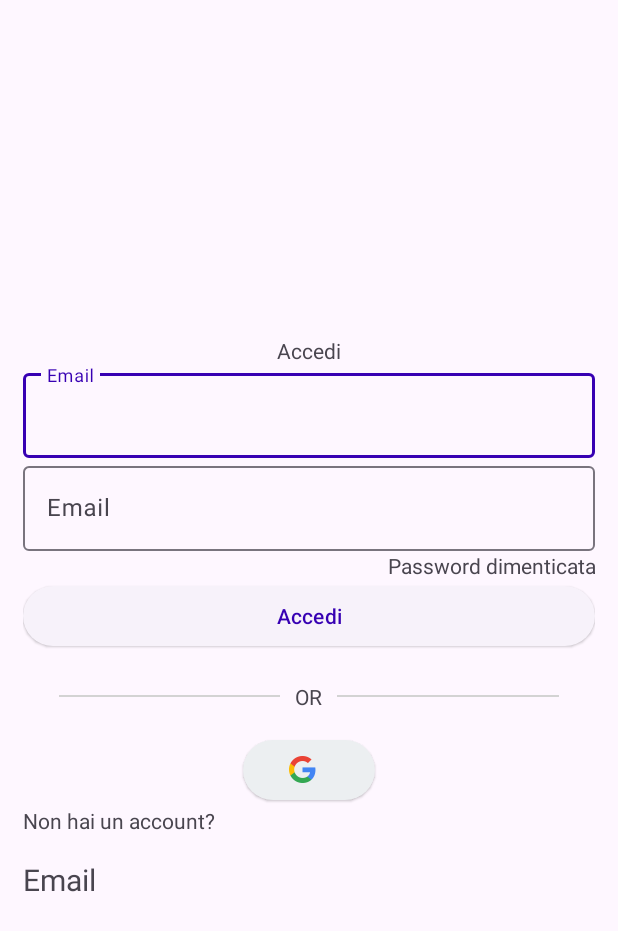
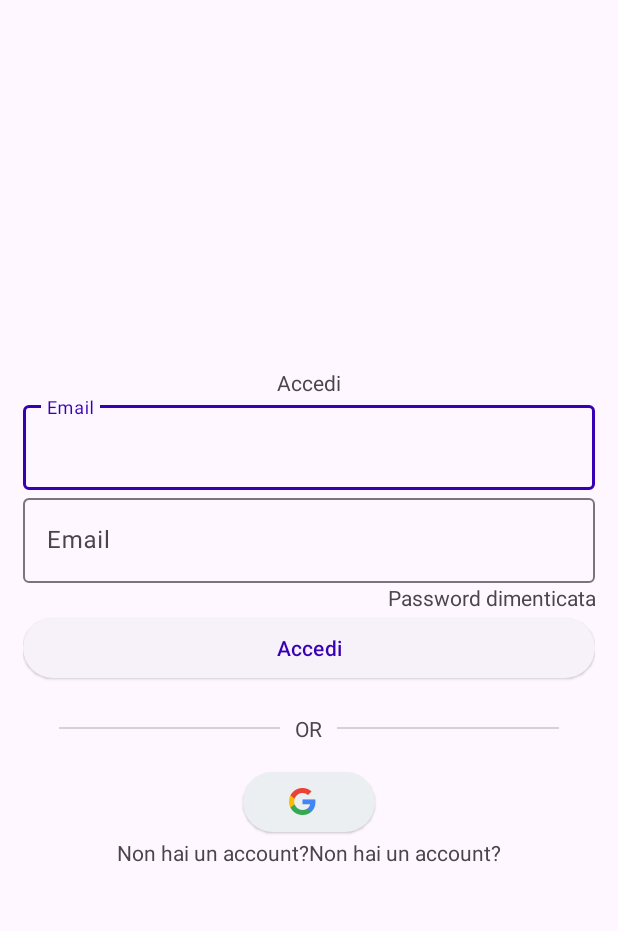
Before and after one commit to MarcoSpino/MFL, an Android app: the log screen opened directly, with no data from a screen before it, on a phone screen of 412 x 824 dp. Shown: the top 931 px of the screen. Run offline under Robolectric (Android 15) with nearby library versions, the phone set to English and light mode, and no system bars; our stand-ins replace Firebase (no records; nobody signed in at launch, a user with empty details on screens opened directly); Roboto replaces fonts that are not available here.

Commit message:
Inizio sistemazione logIn (parte4)

```diff
--- a/app/src/main/res/layout/log_login.xml
+++ b/app/src/main/res/layout/log_login.xml
@@ -127,23 +127,25 @@
     </LinearLayout>
 
 
+    <LinearLayout
+        android:layout_width="match_parent"
+        android:layout_height="wrap_content"
+        android:gravity="center"
+        android:orientation="horizontal" >
 
         <TextView
+            android:id="@+id/noaccount"
             android:layout_width="wrap_content"
             android:layout_height="wrap_content"
             android:gravity="center"
             android:text="@string/noaccount"/>
         <TextView
-        android:id="@+id/textView1"
+            android:id="@+id/reg"
             android:layout_width="wrap_content"
             android:layout_height="wrap_content"
-        android:layout_alignParentTop="true"
-        android:layout_centerHorizontal="true"
-        android:layout_marginTop="16dp"
-        android:clickable="true"
-        android:onClick="serve"
-        android:text="@string/email"
-        android:textSize="20dp" />
+            android:gravity="center"
+            android:text="@string/noaccount"/>
+    </LinearLayout>
 
     <!-- ProgressBar for Loading Time -->
     <ProgressBar
@@ -152,5 +154,4 @@
         android:layout_height="wrap_content"
         android:visibility="gone" />
 
-
 </LinearLayout>
```
Lines whose indentation alone changed are shown as unchanged.
